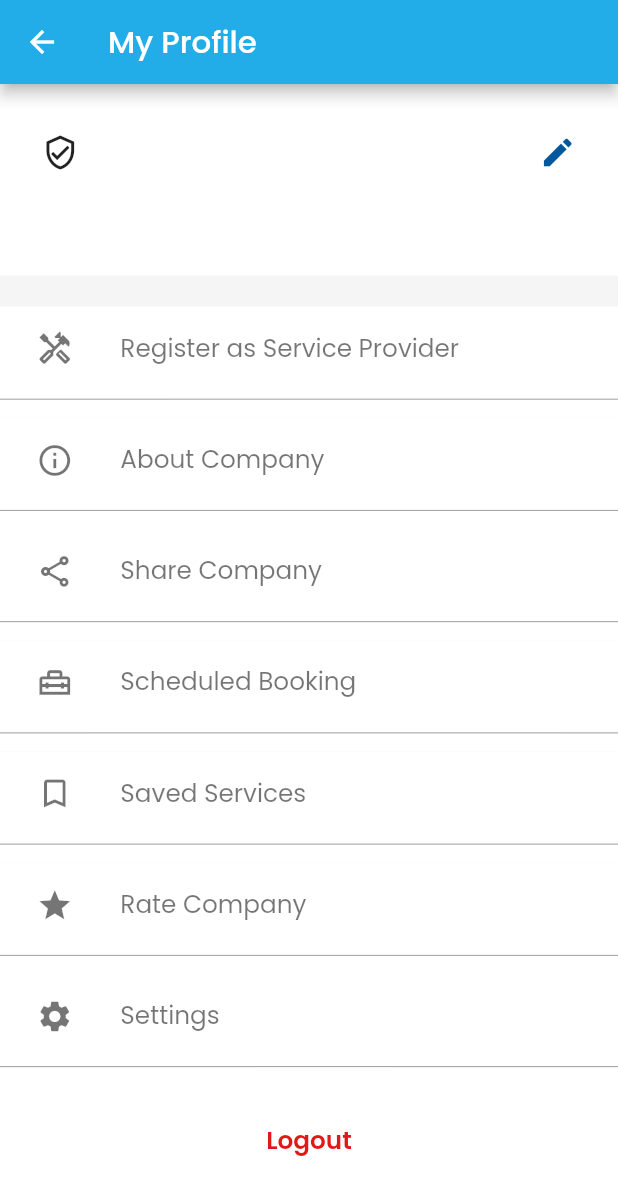
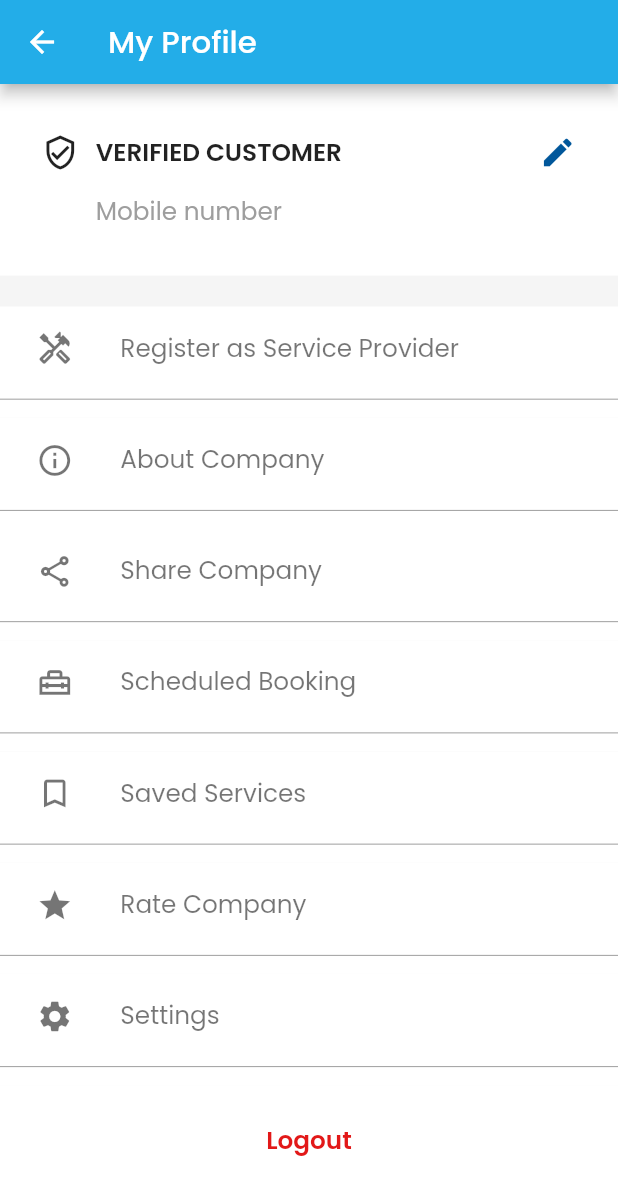
Before and after one commit to nithinraaj27/Home-Service, a Flutter app: the profile screen opened directly, on a phone screen of 412 x 824 dp. Shown: the top 1195 px of the screen. Run offline on Flutter 3.47's test engine with Material 2 defaults, Android fonts, the phone set to English and light mode, and no system bars; our stand-ins replace cloud_firestore, firebase_auth, firebase_core, font_awesome_flutter, google_fonts, google_sign_in and 4 more; missing offline and left inert: dart:ffi, flutter_animated_dialog, flutter_phone_direct_caller; accounts and stored records are empty; network calls fail.

Commit message:
18 12 2021 01 09

```diff
--- a/lib/screens/Home_Page/booking.dart
+++ b/lib/screens/Home_Page/booking.dart
@@ -3,7 +3,6 @@ import 'package:firebase_auth/firebase_auth.dart';
 import 'package:flutter/cupertino.dart';
 import 'package:flutter/material.dart';
 import 'package:google_fonts/google_fonts.dart';
-import 'package:home_service/screens/main.dart';
 import 'package:home_service/sizeconfig.dart';
 import 'package:intl/intl.dart';
 import 'package:table_calendar/table_calendar.dart';
@@ -304,7 +303,6 @@ class _bookingState extends State<booking> {
                     ),
                     Expanded(
                       flex: 2,
-                      child: Container(
                       child: Column(
                         children: [
                           Expanded(
@@ -487,7 +485,6 @@ class _bookingState extends State<booking> {
                         ],
                       ),
                     ),
-                    ),
                   ],
                 ),
               ),
--- a/lib/screens/Home_Page/service_column.dart
+++ b/lib/screens/Home_Page/service_column.dart
@@ -33,7 +33,7 @@ class _HomeColumnState extends State<HomeColumn> {
             ),
           ),
         Expanded(
-          flex: 8,
+          flex: 7,
           child: GridView.count(
             physics: ScrollPhysics(),
             crossAxisCount: 2,
--- a/lib/screens/Home_Page/sub_service_column.dart
+++ b/lib/screens/Home_Page/sub_service_column.dart
@@ -1,6 +1,4 @@
 import 'package:flutter/material.dart';
-import 'package:home_service/Animation/animation.dart';
-import 'package:home_service/screens/Home_Page/service_cards.dart';
 import 'package:home_service/screens/Home_Page/sub_service_cards.dart';
 import 'package:provider/provider.dart';
 
@@ -49,7 +47,7 @@ class _SubHomeColumnState extends State<SubHomeColumn> {
           ),
           ),
         Expanded(
-          flex: 7,
+          flex: 6,
           child: GridView.count(
             physics: ScrollPhysics(),
             crossAxisCount: 2,
--- a/lib/screens/Main_Page/signin.dart
+++ b/lib/screens/Main_Page/signin.dart
@@ -341,6 +341,7 @@ class _signinState extends State<signin> {
                           children: [
                             Expanded(
                               child: Row(
+                                mainAxisAlignment: MainAxisAlignment.spaceEvenly,
                                 children: [
                                   Expanded(
                                     flex: 2,
--- a/lib/screens/Profile_Page/Options/saved.dart
+++ b/lib/screens/Profile_Page/Options/saved.dart
@@ -43,7 +43,8 @@ class _savedState extends State<saved> {
                       alignment: Alignment.center,
                       child: Padding(
                         padding: EdgeInsets.only(top: SizeConfig.height! * 1),
-                        child: ListView(
+                        child: snapshot.data!.docs.isEmpty ? Center(child: Text("No Saved Service"),) :
+                        ListView(
                           children: snapshot.data!.docs.map((document){
                             return Padding(
                               padding: EdgeInsets.symmetric(vertical: SizeConfig.width! * 2,horizontal: SizeConfig.height! * 1.5),
--- a/lib/screens/Profile_Page/profile.dart
+++ b/lib/screens/Profile_Page/profile.dart
@@ -1,4 +1,3 @@
-
 import 'package:firebase_auth/firebase_auth.dart';
 import 'package:flutter/material.dart';
 import 'package:font_awesome_flutter/font_awesome_flutter.dart';
@@ -17,25 +16,22 @@ import 'package:provider/provider.dart';
 import 'Edit Profile/edit_profile.dart';
 import 'Options/service_provider.dart';
 
-
-
 class profile extends StatefulWidget {
   final String? Name;
   final String? MobileNumber;
   final String? Uid;
-  const profile({Key? key, this.Name, this.MobileNumber, this.Uid}) : super(key: key);
+  const profile({Key? key, this.Name, this.MobileNumber, this.Uid})
+      : super(key: key);
 
   @override
   _profileState createState() => _profileState();
 }
 
 class _profileState extends State<profile> {
-
-
   @override
   void initState() {
     // TODO: implement initState
-    Provider.of<user_details>(context,listen: false).set_data();
+    Provider.of<user_details>(context, listen: false).set_data();
     super.initState();
   }
 
@@ -54,7 +50,8 @@ class _profileState extends State<profile> {
             ),
             body: SingleChildScrollView(
               child: FadeAnimation(
-                1, Container(
+                1,
+                Container(
                   height: SizeConfig.height! * 90,
                   color: Colors.grey.shade100,
                   child: Column(
@@ -62,8 +59,8 @@ class _profileState extends State<profile> {
                       Expanded(
                           flex: 2,
                           child: Container(
-                          margin:
-                          EdgeInsets.only(bottom: SizeConfig.height! * 2.5),
+                            margin: EdgeInsets.only(
+                                bottom: SizeConfig.height! * 2.5),
                             color: Colors.white,
                             child: Column(
                               children: [
@@ -81,10 +78,26 @@ class _profileState extends State<profile> {
                                         children: [
                                           Expanded(
                                               child: Icon(
-                                              Icons.verified_user_outlined, size: SizeConfig.height! * 3,)),
+                                            Icons.verified_user_outlined,
+                                            size: SizeConfig.height! * 3,
+                                          )),
                                           Expanded(
                                             flex: 6,
-                                          child: Text(context.watch<user_details>().Name,
+                                            child: Text(
+                                                context
+                                                                .watch<
+                                                                    user_details>()
+                                                                .Name ==
+                                                            "" ||
+                                                        context
+                                                            .watch<
+                                                                user_details>()
+                                                            .Name
+                                                            .isEmpty
+                                                    ? "VERIFIED CUSTOMER"
+                                                    : context
+                                                        .watch<user_details>()
+                                                        .Name,
                                                 style: GoogleFonts.poppins(
                                                   fontSize:
                                                       SizeConfig.height! * 2,
@@ -94,12 +107,17 @@ class _profileState extends State<profile> {
                                           ),
                                           Expanded(
                                             child: GestureDetector(
-                                            onTap: (){
-                                              Navigator.push(context, MaterialPageRoute(builder: (context)=>edit_profile()));
+                                              onTap: () {
+                                                Navigator.push(
+                                                    context,
+                                                    MaterialPageRoute(
+                                                        builder: (context) =>
+                                                            edit_profile()));
                                               },
                                               child: FaIcon(
                                                 Icons.edit,
-                                              color: Colors.lightBlue.shade900,
+                                                color:
+                                                    Colors.lightBlue.shade900,
                                                 size: SizeConfig.height! * 3,
                                               ),
                                             ),
@@ -110,21 +128,30 @@ class _profileState extends State<profile> {
                                 Expanded(
                                     flex: 2,
                                     child: Container(
-                                      margin: EdgeInsets.symmetric(horizontal: SizeConfig.width!*15.5),
+                                        margin: EdgeInsets.symmetric(
+                                            horizontal:
+                                                SizeConfig.width! * 15.5),
                                         child: Row(
                                           mainAxisAlignment:
                                               MainAxisAlignment.start,
-                                        crossAxisAlignment: CrossAxisAlignment.start,
+                                          crossAxisAlignment:
+                                              CrossAxisAlignment.start,
                                           children: [
                                             Expanded(
-                                              child: Text(context.watch<user_details>().Mobile,
+                                                child: Text(
+                                                    context
+                                                        .watch<user_details>()
+                                                        .Mobile == "" || context
+                                                        .watch<user_details>()
+                                                        .Mobile.isEmpty ? "Mobile number" : context
+                                                        .watch<user_details>()
+                                                        .Mobile ,
                                                     style: GoogleFonts.poppins(
                                                       fontSize:
-                                                    SizeConfig.height! * 2,
+                                                          SizeConfig.height! *
+                                                              2,
                                                       color: Colors.grey,
                                                     ))),
-
-
                                           ],
                                         ))),
                                 Expanded(
@@ -134,19 +161,21 @@ class _profileState extends State<profile> {
                             ),
                           )),
                       Lists("Register as Service Provider",
-                        Icons.handyman_outlined,service_provider()),
-                    Lists("About Company", Icons.info_outline,about()),
-                    Lists("Share Company", Icons.share_outlined,share()),
-                    Lists("Scheduled Booking", Icons.home_repair_service_outlined,schedules()),
-                    Lists("Saved Services", Icons.bookmark_outline_outlined,saved()),
-                    Lists("Rate Company", Icons.star,rate()),
-                    Lists("Settings", Icons.settings,settings()),
+                          Icons.handyman_outlined, service_provider()),
+                      Lists("About Company", Icons.info_outline, about()),
+                      Lists("Share Company", Icons.share_outlined, share()),
+                      Lists("Scheduled Booking",
+                          Icons.home_repair_service_outlined, schedules()),
+                      Lists("Saved Services", Icons.bookmark_outline_outlined,
+                          saved()),
+                      Lists("Rate Company", Icons.star, rate()),
+                      Lists("Settings", Icons.settings, settings()),
                       Expanded(
                           child: Container(
                         color: Colors.white,
                         alignment: Alignment.center,
                         child: GestureDetector(
-                            onTap: (){
+                          onTap: () {
                             FirebaseAuth.instance.signOut();
                           },
                           child: Text(
@@ -165,7 +194,7 @@ class _profileState extends State<profile> {
             )));
   }
 
-  Expanded Lists(String txt, IconData icon,Widget widget ) {
+  Expanded Lists(String txt, IconData icon, Widget widget) {
     return Expanded(
         child: Container(
       color: Colors.white,
@@ -174,11 +203,12 @@ class _profileState extends State<profile> {
           Expanded(
             flex: 2,
             child: GestureDetector(
-                  onTap: (){
-                    Navigator.push(context, MaterialPageRoute(builder: (context)=>widget));
+              onTap: () {
+                Navigator.push(
+                    context, MaterialPageRoute(builder: (context) => widget));
               },
               child: Container(
-                    margin: EdgeInsets.symmetric(horizontal: SizeConfig.width!*2),
+                margin: EdgeInsets.symmetric(horizontal: SizeConfig.width! * 2),
                 child: ListTile(
                   leading: Icon(
                     icon,
```
Also changed, not shown: lib/screens/Home_Page/seviceProviderFullDetail.dart (+6 -2 lines), lib/service/user_details.dart (+10 -0 lines). Lines whose indentation alone changed are shown as unchanged.
